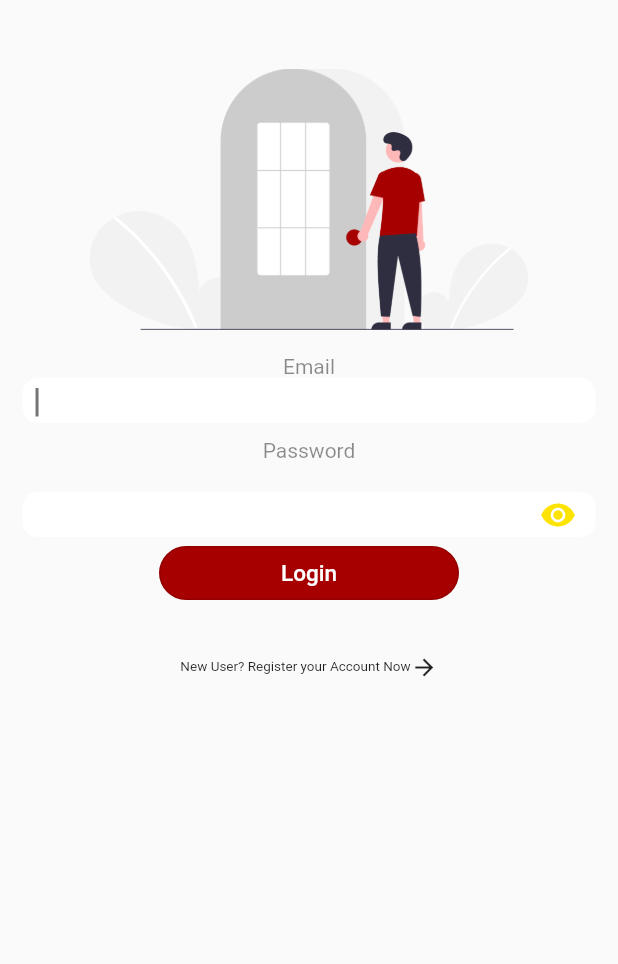
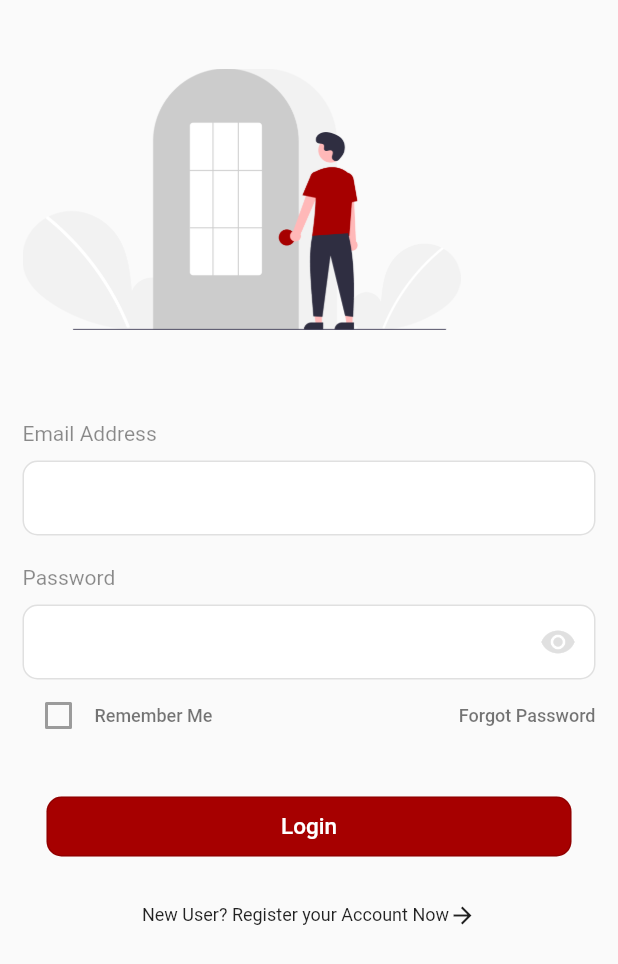
Before and after one commit to richieoscar/tradebybarter, a Flutter app: the screen it shows after launch, after a tap on "Get Started", after a tap on "Login", on a phone screen of 412 x 824 dp. Shown: the top 964 px of the screen. Run offline on Flutter 3.47's test engine with Material 2 defaults, Android fonts, the phone set to English and light mode, and no system bars; our stand-ins replace accordion, csc_picker, dots_indicator, flutter_otp_text_field, google_maps_flutter, hexcolor and 2 more; Roboto replaces fonts that are missing (Poppins).

Commit message:
fixed login

```diff
--- a/lib/constants.dart
+++ b/lib/constants.dart
@@ -16,7 +16,7 @@ const KVerEmail = TextStyle(
 );
 
 const KForgotPassword = TextStyle(
-  fontSize: 20, fontWeight: FontWeight.normal,
+  fontSize: 15, fontWeight: FontWeight.normal,
 );
 const KVerText = TextStyle(
   fontSize: 16, fontWeight: FontWeight.normal,
--- a/lib/screens/account_screen.dart
+++ b/lib/screens/account_screen.dart
@@ -170,7 +170,7 @@ class _AccountState extends State<Account> {
                 ),
               ),
               onPressed: () {
-                AppNavigator.navigateToAddPhotoScreen(context);
+                AppNavigator.navigateToFaqScreen(context);
               })),
     );
   }
--- a/lib/screens/login-screen.dart
+++ b/lib/screens/login-screen.dart
@@ -1,3 +1,4 @@
+import 'package:flutter/cupertino.dart';
 import 'package:flutter/material.dart';
 import 'package:trade_by_barter/components/remember-me.dart';
 import 'package:trade_by_barter/navigation/navigation.dart';
@@ -29,11 +30,13 @@ class _LoginState extends State<LoginScreen> {
           child: Padding(
             padding: EdgeInsets.all(15.0),
             child: Column(
+             crossAxisAlignment: CrossAxisAlignment.start,
               children: [
                 SizedBox(
                   height: 30,
                 ),
                 Positioned(
+                  child: SingleChildScrollView(
                     child: Container(
                       width: 292.0,
                       height: 176.0,
@@ -42,30 +45,34 @@ class _LoginState extends State<LoginScreen> {
                         child: Image.asset("images/login.png"),
                       ),
                     ),
+                  ),
                   left: 49.0,
                   top: 111.0,
                 ),
                 SizedBox(
-                  height: 15,
+                  height: 60,
                 ),
                 Text(
-                  'Email',
+                  'Email Address',
                   style: TextStyle(
                     color: Colors.black45,
                   ),
                   textAlign: TextAlign.start,
                 ),
+                SizedBox(
+                  height: 10,
+                ),
                 Container(
                   decoration: BoxDecoration(
                       color: Colors.white,
                       borderRadius: BorderRadius.all(Radius.circular(10)),
-                      border: Border.all(color: Colors.white)),
-                  height: 30,
+                      border: Border.all(color: Colors.grey[300])),
+                  height: 50,
                   child: TextField(
                     controller: emailController,
                     textInputAction: TextInputAction.done,
-                    autofocus: true,
                     cursorColor: Colors.black54,
+                    cursorHeight: 30,
                     decoration: InputDecoration(
                       contentPadding: EdgeInsets.only(left: 8, bottom: 16),
                       border: InputBorder.none,
@@ -73,7 +80,7 @@ class _LoginState extends State<LoginScreen> {
                   ),
                 ),
                 SizedBox(
-                  height: 10,
+                  height: 20,
                 ),
                 Text(
                   'Password',
@@ -83,19 +90,19 @@ class _LoginState extends State<LoginScreen> {
                   textAlign: TextAlign.start,
                 ),
                 SizedBox(
-                  height: 20,
+                  height: 10,
                 ),
                 Container(
                   decoration: BoxDecoration(
                       color: Colors.white,
                       borderRadius: BorderRadius.all(Radius.circular(10)),
-                      border: Border.all(color: Colors.white)),
-                  height: 30,
+                      border: Border.all(color: Colors.grey[300])),
+                  height: 50,
                   child: TextField(
                     controller: passwordController,
                     obscureText: _obscureText,
                     textInputAction: TextInputAction.done,
-                    autofocus: true,
+                    cursorHeight: 30,
                     cursorColor: Colors.black54,
                     decoration: InputDecoration(
                       contentPadding: EdgeInsets.only(left: 8, bottom: 16),
@@ -109,27 +116,55 @@ class _LoginState extends State<LoginScreen> {
                           _obscureText
                               ? Icons.visibility
                               : Icons.visibility_off,
-                          color: Color(0xfffCE302),
+                          color: Colors.grey[300],
                         ),
                       ),
                       border: InputBorder.none,
                     ),
                   ),
                 ),
-                Container(
-                  width: 200,
+                Row(
+                  mainAxisAlignment: MainAxisAlignment.spaceBetween,
+                  children: [
+                    Row(
+                      mainAxisAlignment: MainAxisAlignment.start,
+                      children: [
+                        Checkbox(value: false,),
+                        Text("Remember Me",  style: TextStyle(
+                            color: Colors.black54,
+                            fontWeight: FontWeight.w500,
+                            fontSize: 12),
+                        ),
+                      ],
+                    ),
+                    GestureDetector(child: Text("Forgot Password",
+                      style: TextStyle(
+                          color: Colors.black54,
+                          fontWeight: FontWeight.w500,
+                          fontSize: 12),),
+                    onTap: ()=> AppNavigator.navigateToForgotPasswordScreen(context))
+                  ],
+                ),
+                SizedBox(
+                  height: 30,
+                ),
+                Center(
+                  child: Container(
+                    width: 350,
+                    height: 40,
                     child: (OutlinedButton(
                       style: ButtonStyle(
                         backgroundColor:
                             MaterialStateProperty.all(KfilterBorderColors),
                         shape: MaterialStateProperty.all(RoundedRectangleBorder(
-                          borderRadius: BorderRadius.circular(20.0))),
+                            borderRadius: BorderRadius.circular(10.0))),
                       ),
                       onPressed: () {
                         print('Proceed clicked');
                         var email = emailController.text;
                         var password = passwordController.text;
                        // ApiNetworkingManager.loginUser(email, password, context);
+
                         AppNavigator.navigateToLauncherScreen(context);
                       },
                       child: Text(
@@ -141,20 +176,24 @@ class _LoginState extends State<LoginScreen> {
                       ),
                     )),
                   ),
+                ),
                 SizedBox(
                   height: 30,
                 ),
                 Row(
                   mainAxisAlignment: MainAxisAlignment.center,
                   children: [
-                    Text(
+                    GestureDetector(
+                      child: Text(
                         "New User? Register your Account Now",
                         style: TextStyle(
                           fontFamily: "Poppins",
                           fontStyle: FontStyle.normal,
                           fontWeight: FontWeight.normal,
-                        fontSize: 9.0,
+                          fontSize: 12.0,
                         ),
+                      ),
+                      onTap:()=> AppNavigator.navigateToSignUpScreen(context),
                     ),
                     Icon(
                       Icons.arrow_forward,
```
Also changed, not shown: lib/navigation/navigation.dart (+10 -0 lines), lib/screens/faqScreen.dart (+18 -12 lines), lib/screens/forgotPasswordScreen.dart (+11 -9 lines), pubspec.lock. Lines whose indentation alone changed are shown as unchanged.
